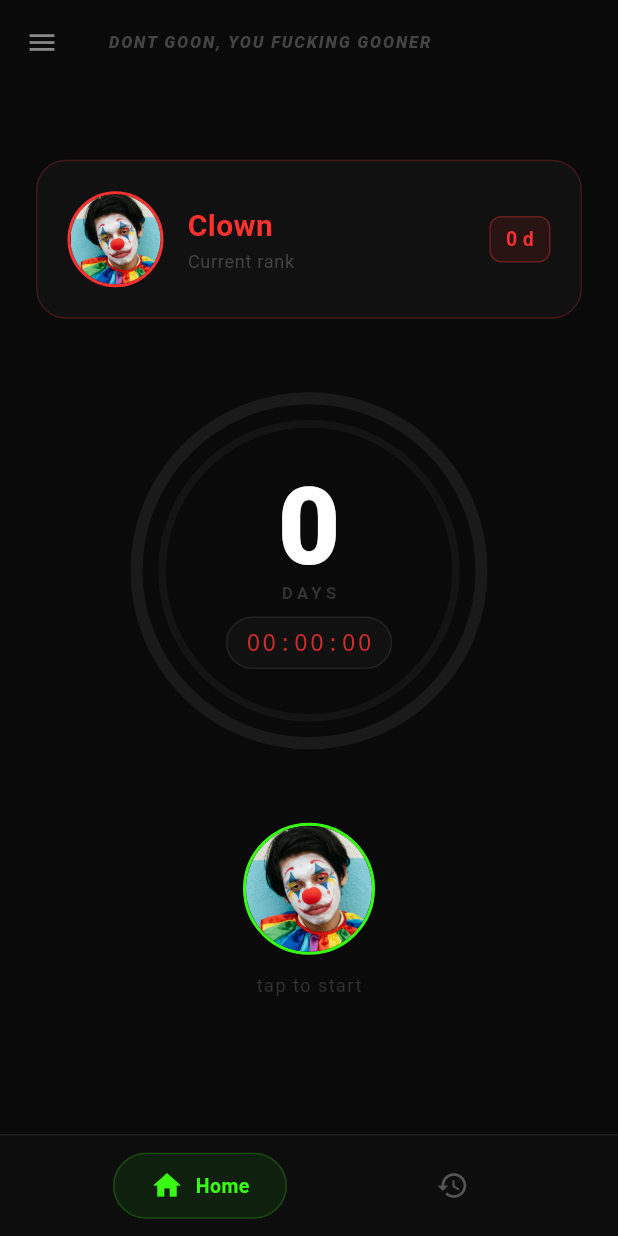
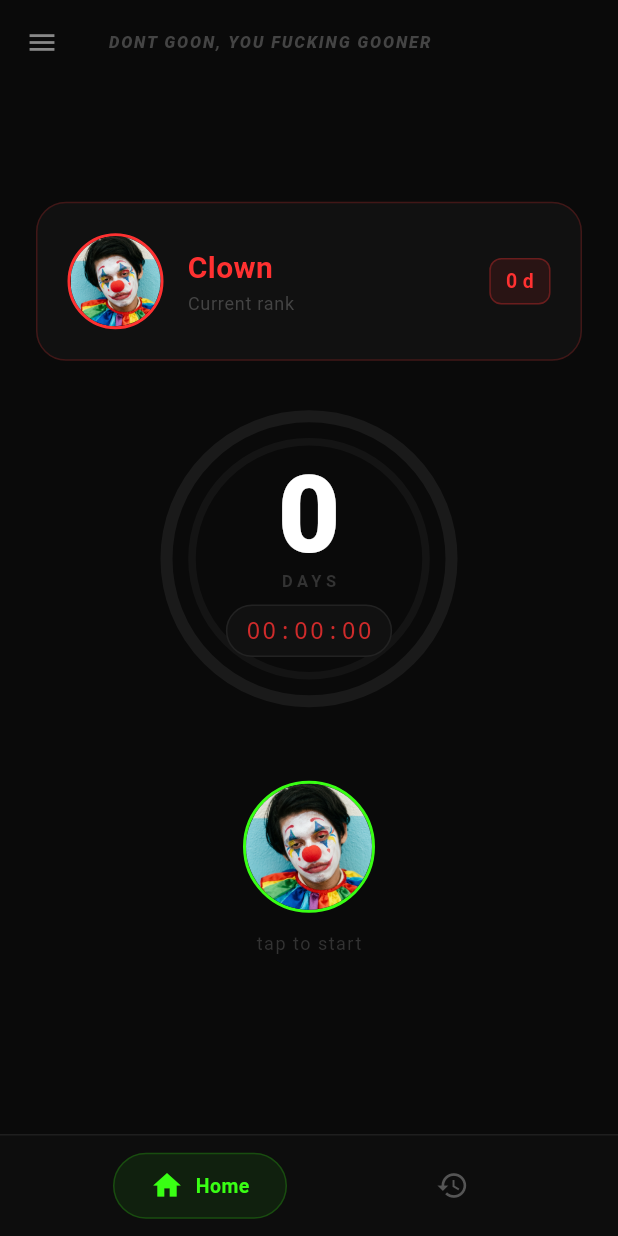
Before and after one commit to Dnggr/Giga, a Flutter app: the screen it shows after launch, on a phone screen of 412 x 824 dp. Run offline on Flutter 3.47's test engine with Material 3 defaults, Android fonts, the phone set to English and light mode, and no system bars; our stand-ins replace shared_preferences.

Commit message:
reduce size of double ring timer and adjust spacing for improved layout

```diff
--- a/lib/main.dart
+++ b/lib/main.dart
@@ -579,13 +579,13 @@ class _HomeScreenState extends State<HomeScreen> with TickerProviderStateMixin {
                     ),
                   ),
 
-                  const SizedBox(height: 48),
+                  const SizedBox(height: 32),
 
                   // ── DOUBLE RING TIMER using CustomPainter
                   RepaintBoundary(
                     child: SizedBox(
-                      width: 240,
-                      height: 240,
+                      width: 200,
+                      height: 200,
                       child: Stack(
                         alignment: Alignment.center,
                         children: [
```
